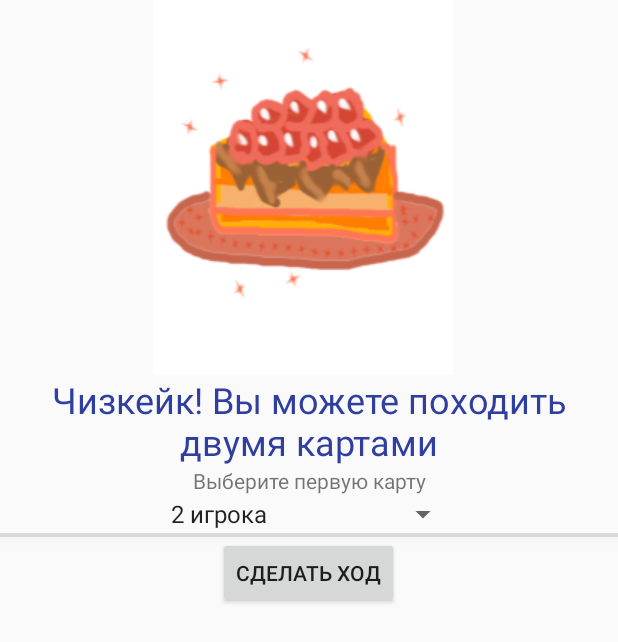
After one commit to andrekot/MonsterCafe, an Android app: the layout activity_cheesecake.xml on its own in the app's theme, with its tools: preview values and no code run, on a phone screen of 412 x 824 dp. The commit adds this screen. Shown: the top 642 px of the screen. Run offline under Robolectric (Android 15) with nearby library versions, the phone set to English and light mode, and no system bars.

Commit message:
added cheesecake logic

```diff
--- a/app/src/main/java/org/andrekot/monstercafe/GameEngine.kt
+++ b/app/src/main/java/org/andrekot/monstercafe/GameEngine.kt
@@ -72,7 +72,7 @@ class Game(conf: Map<Card, Int> = DEFAULT_DECK_CONFIG) {
         cards?.removeAll(turnCards) //кладем карты игрока на поле в колоду
         if (gameField.fieldCards[player] == null) gameField.fieldCards[player] = mutableListOf()
         turnCards.forEach {
-            if (it != null) gameField.fieldCards[player]?.add(it)
+            if (it != null && it !is Cheesecake) gameField.fieldCards[player]?.add(it)
         }
     }
 
--- a/app/src/main/java/org/andrekot/monstercafe/InitGame.kt
+++ b/app/src/main/java/org/andrekot/monstercafe/InitGame.kt
@@ -24,7 +24,7 @@ class InitGame : AppCompatActivity() {
     }
 
     fun onInitClick(view: View) {
-        presenter.setCurrentState(view, State.FOLD_CARDS, adapter.names, GameActivity::class.java)
+        presenter.setCurrentState(view, State.FOLD_CARDS, null, adapter.names)
     }
 
     private fun initRecyclerView() {
--- a/app/src/main/java/org/andrekot/monstercafe/MainActivity.kt
+++ b/app/src/main/java/org/andrekot/monstercafe/MainActivity.kt
@@ -26,6 +26,6 @@ class MainActivity : AppCompatActivity() {
         val users = spinner_start.selectedItemPosition + 2
         Toast.makeText(applicationContext, "Старт игры! Игроков: $users", Toast.LENGTH_SHORT).show()
         presenter.setStarter(Starter(::startActivity))
-        presenter.setCurrentState(view, State.INIT, users, view)
+        presenter.setCurrentState(view, State.INIT, null, arrayOf(users.toString()))
     }
 }
--- /dev/null
+++ b/app/src/main/res/layout/activity_cheesecake.xml
@@ -0,0 +1,111 @@
+<?xml version="1.0" encoding="utf-8"?>
+<android.support.constraint.ConstraintLayout xmlns:android="http://schemas.android.com/apk/res/android"
+    xmlns:app="http://schemas.android.com/apk/res-auto"
+    android:layout_width="match_parent"
+    android:layout_height="match_parent"
+    >
+
+    <ScrollView
+        android:layout_width="match_parent"
+        android:layout_height="wrap_content"
+        android:visibility="visible">
+
+        <LinearLayout
+            android:layout_width="match_parent"
+            android:layout_height="wrap_content"
+            android:orientation="vertical">
+
+            <ImageView
+                android:id="@+id/imageView"
+                android:layout_width="match_parent"
+                android:layout_height="wrap_content"
+                android:layout_marginEnd="8dp"
+                android:contentDescription="@string/desc_game"
+                app:layout_constraintEnd_toEndOf="parent"
+                app:srcCompat="@drawable/cheesecake" />
+
+            <TextView
+                android:layout_width="match_parent"
+                android:layout_height="wrap_content"
+                android:text="@string/cheesecake_turn"
+                android:textAlignment="center"
+                android:textColor="@color/colorPrimaryDark"
+                android:textSize="@dimen/size_start"
+                app:layout_constraintBottom_toBottomOf="parent"
+                app:layout_constraintLeft_toLeftOf="parent"
+                app:layout_constraintRight_toRightOf="parent"
+                app:layout_constraintTop_toTopOf="parent" />
+
+            <TextView
+                android:id="@+id/textView"
+                android:layout_width="match_parent"
+                android:layout_height="wrap_content"
+                android:gravity="center"
+                android:text="@string/first_card" />
+
+            <Spinner
+                android:id="@+id/spinner_first_card"
+                android:layout_width="@dimen/card_width"
+                android:layout_height="@dimen/small_card"
+                android:layout_gravity="center"
+                android:entries="@array/users_count"
+                android:gravity="center_vertical|center"
+                android:visibility="visible" />
+
+            <View
+                android:id="@+id/divider2"
+                android:layout_width="match_parent"
+                android:layout_height="1dp"
+                android:background="?android:attr/listDivider"
+                android:elevation="@dimen/card_padding" />
+
+            <FrameLayout
+                android:id="@+id/frame_second_card"
+                android:layout_width="wrap_content"
+                android:layout_height="wrap_content"
+                android:layout_gravity="center"
+                android:visibility="gone">
+
+                <LinearLayout
+                    android:layout_width="match_parent"
+                    android:layout_height="match_parent"
+                    android:orientation="vertical">
+
+                    <TextView
+                        android:id="@+id/textView2"
+                        android:layout_width="match_parent"
+                        android:layout_height="wrap_content"
+                        android:gravity="center"
+                        android:text="@string/second_card" />
+
+                    <Spinner
+                        android:id="@+id/spinner_second_card"
+                        android:layout_width="@dimen/card_width"
+                        android:layout_height="@dimen/small_card"
+                        android:layout_gravity="center"
+                        android:entries="@array/users_count"
+                        android:gravity="center_vertical|center"
+                        android:visibility="visible" />
+                </LinearLayout>
+
+            </FrameLayout>
+
+            <View
+                android:id="@+id/divider3"
+                android:layout_width="match_parent"
+                android:layout_height="1dp"
+                android:background="?android:attr/listDivider"
+                android:elevation="@dimen/card_padding" />
+
+            <Button
+                android:id="@+id/button_cheesecake"
+                android:layout_width="wrap_content"
+                android:layout_height="wrap_content"
+                android:layout_gravity="center"
+                android:text="@string/do_cheesecake"
+                android:visibility="visible" />
+        </LinearLayout>
+
+    </ScrollView>
+
+</android.support.constraint.ConstraintLayout>
--- a/app/src/main/res/values/dimens.xml
+++ b/app/src/main/res/values/dimens.xml
@@ -11,4 +11,5 @@
     <dimen name="card_width">200dp</dimen>
     <dimen name="rv_game_height">300dp</dimen>
     <dimen name="small_corner">7</dimen>
+    <dimen name="small_card">25dp</dimen>
 </resources>
--- a/app/src/main/res/values/strings.xml
+++ b/app/src/main/res/values/strings.xml
@@ -13,6 +13,13 @@
     <string name="player_field">Карты игрока на поле</string>
     <string name="question_title">Уверены?</string>
     <string name="question_message">Ходите картой</string>
+    <string name="restart_game">Уверены, что хотите начать заново?</string>
     <string name="yes">ДА</string>
     <string name="no">НЕТ</string>
+    <string name="cheesecake_turn">Чизкейк! Вы можете походить двумя картами</string>
+    <string name="cheesecake_err">Ошибка</string>
+    <string name="cheesecake_alert">Чизкейк! Вы должны выбрать две карты</string>
+    <string name="do_cheesecake">Сделать ход</string>
+    <string name="first_card">Выберите первую карту</string>
+    <string name="second_card">Выберите вторую карту</string>
 </resources>
--- a/gradle.properties
+++ b/gradle.properties
@@ -10,4 +10,4 @@ org.gradle.jvmargs=-Xmx1536m
 # When configured, Gradle will run in incubating parallel mode.
 # This option should only be used with decoupled projects. More details, visit
 # http://www.gradle.org/docs/current/userguide/multi_project_builds.html#sec:decoupled_projects
-# org.gradle.parallel=true
+#org.gradle.parallel=true
```
Also changed, not shown: app/src/main/AndroidManifest.xml (+12 -2 lines), app/src/main/java/org/andrekot/monstercafe/CheesecakeActivity.kt (added, +77 -0 lines), app/src/main/java/org/andrekot/monstercafe/GameActivity.kt (+10 -3 lines), app/src/main/java/org/andrekot/monstercafe/Presenter.kt (+30 -18 lines), app/src/main/res/layout/spinner_card_item.xml (added, +30 -0 lines).
